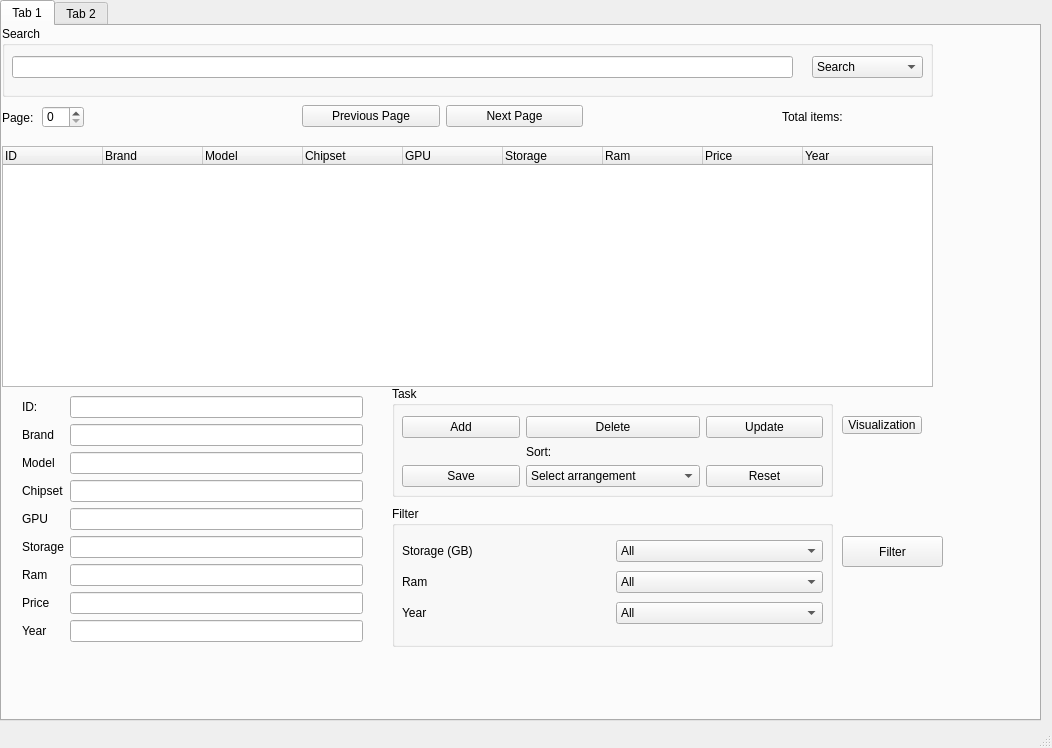
Old version of the form 23AD11044_LeVanNhan/mainwindow.ui in the repository leva25012005/Final-Project-DSA.
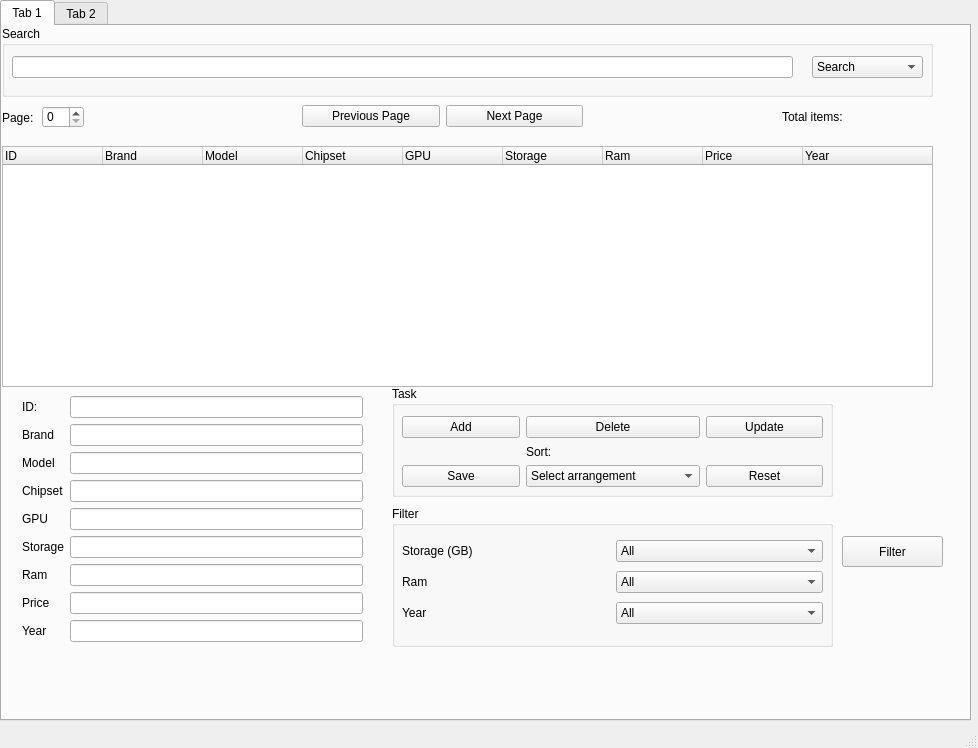
New version of the form.

The edit to the form file:
```diff
--- a/23AD11044_LeVanNhan/mainwindow.ui
+++ b/23AD11044_LeVanNhan/mainwindow.ui
@@ -6,7 +6,7 @@
    <rect>
     <x>0</x>
     <y>0</y>
-    <width>1052</width>
+    <width>978</width>
     <height>748</height>
    </rect>
   </property>
@@ -19,7 +19,7 @@
      <rect>
       <x>0</x>
       <y>0</y>
-      <width>1041</width>
+      <width>971</width>
       <height>721</height>
      </rect>
     </property>
@@ -387,19 +387,6 @@
        </item>
       </layout>
      </widget>
-     <widget class="QPushButton" name="btn_Visual">
-      <property name="geometry">
-       <rect>
-        <x>840</x>
-        <y>390</y>
-        <width>80</width>
-        <height>18</height>
-       </rect>
-      </property>
-      <property name="text">
-       <string>Visualization</string>
-      </property>
-     </widget>
      <widget class="QGroupBox" name="groupBox_6">
       <property name="geometry">
        <rect>
```
Left out of the diff: 31 changed lines with no effect on the pictures.
